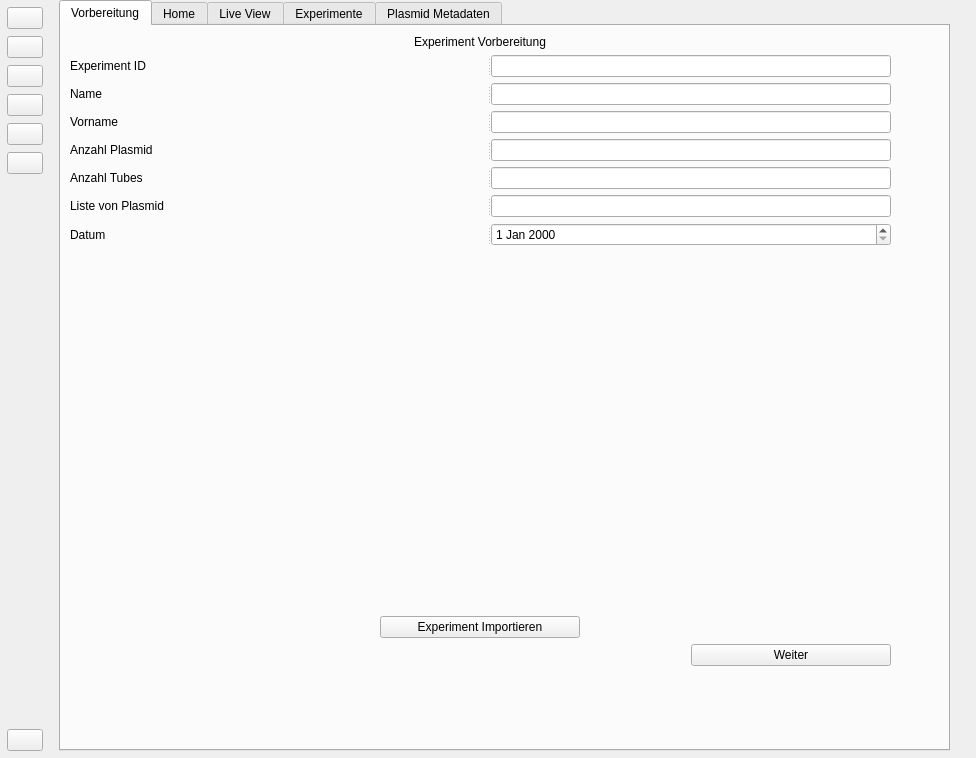
Before: the Qt Designer form GUI/Navigation.ui in Prof-Adrian-Mueller/Agile_Roboticsystems_Laborstrasse, drawn with Qt 5.
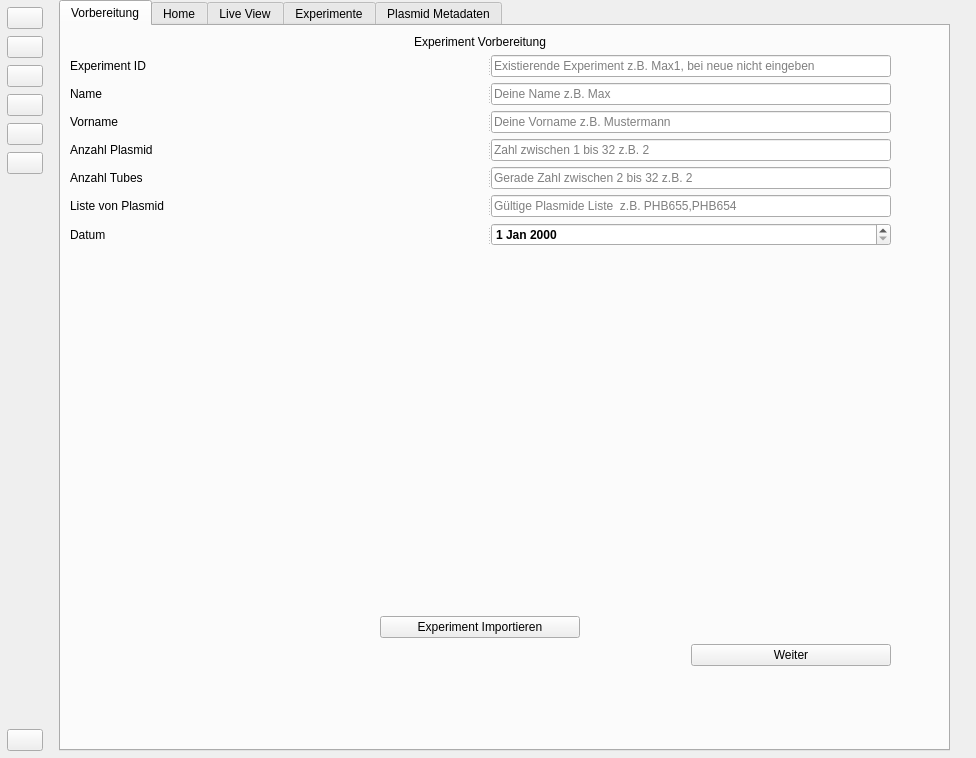
After: the same form once the commit is applied. The open tabs and pages were chosen to show the change. Icons and pictures are not drawn.

What changed in the file:
```diff
--- a/GUI/Navigation.ui
+++ b/GUI/Navigation.ui
@@ -694,6 +694,9 @@
                        <property name="toolTip">
                         <string>&lt;html&gt;&lt;head/&gt;&lt;body&gt;&lt;p&gt;Experiment ID eingeben&lt;/p&gt;&lt;/body&gt;&lt;/html&gt;</string>
                        </property>
+                       <property name="placeholderText">
+                        <string>Existierende Experiment z.B. Max1, bei neue nicht eingeben</string>
+                       </property>
                       </widget>
                      </widget>
                     </item>
@@ -723,6 +726,9 @@
                        <property name="toolTip">
                         <string>&lt;html&gt;&lt;head/&gt;&lt;body&gt;&lt;p&gt;Name eingeben&lt;/p&gt;&lt;/body&gt;&lt;/html&gt;</string>
                        </property>
+                       <property name="placeholderText">
+                        <string>Deine Name z.B. Max</string>
+                       </property>
                       </widget>
                      </widget>
                     </item>
@@ -752,6 +758,9 @@
                        <property name="toolTip">
                         <string>&lt;html&gt;&lt;head/&gt;&lt;body&gt;&lt;p&gt;Vorname eingeben&lt;/p&gt;&lt;/body&gt;&lt;/html&gt;</string>
                        </property>
+                       <property name="placeholderText">
+                        <string>Deine Vorname z.B. Mustermann</string>
+                       </property>
                       </widget>
                      </widget>
                     </item>
@@ -781,6 +790,9 @@
                        <property name="toolTip">
                         <string>&lt;html&gt;&lt;head/&gt;&lt;body&gt;&lt;p&gt;Anzahl von Plasmid eingeben&lt;/p&gt;&lt;/body&gt;&lt;/html&gt;</string>
                        </property>
+                       <property name="placeholderText">
+                        <string>Zahl zwischen 1 bis 32 z.B. 2</string>
+                       </property>
                       </widget>
                      </widget>
                     </item>
@@ -810,6 +822,9 @@
                        <property name="toolTip">
                         <string>&lt;html&gt;&lt;head/&gt;&lt;body&gt;&lt;p&gt;Anzahl von Tube eingeben&lt;/p&gt;&lt;/body&gt;&lt;/html&gt;</string>
                        </property>
+                       <property name="placeholderText">
+                        <string>Gerade Zahl zwischen 2 bis 32 z.B. 2 </string>
+                       </property>
                       </widget>
                      </widget>
                     </item>
@@ -839,6 +854,9 @@
                        <property name="toolTip">
                         <string>&lt;html&gt;&lt;head/&gt;&lt;body&gt;&lt;p&gt;Anzahl von Tube eingeben&lt;/p&gt;&lt;/body&gt;&lt;/html&gt;</string>
                        </property>
+                       <property name="placeholderText">
+                        <string>Gültige Plasmide Liste  z.B. PHB655,PHB654</string>
+                       </property>
                       </widget>
                      </widget>
                     </item>
@@ -865,6 +883,11 @@
                          <height>16777215</height>
                         </size>
                        </property>
+                       <property name="font">
+                        <font>
+                         <bold>true</bold>
+                        </font>
+                       </property>
                       </widget>
                      </widget>
                     </item>
```
Left out of the diff: 2 changed lines with no effect on the pictures.
